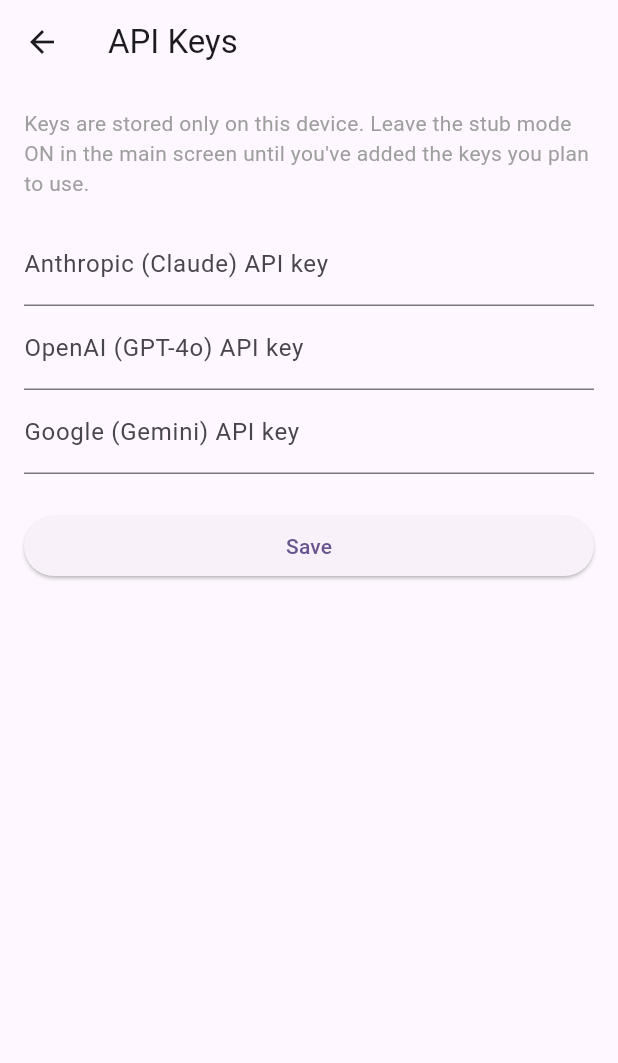
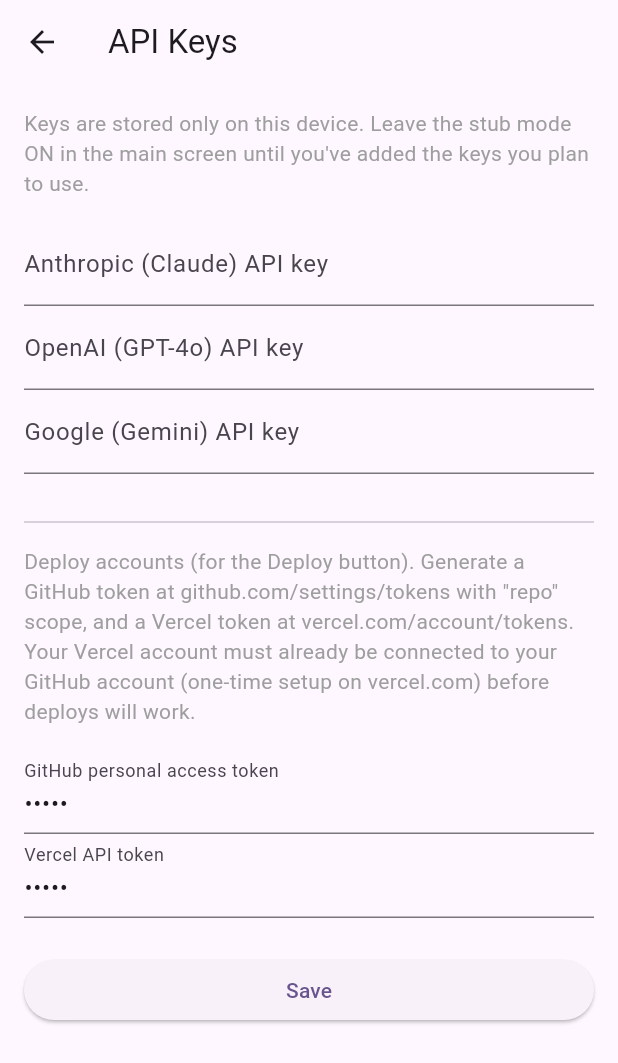
Before and after one commit to babiikingburd-pixel/AeroLeadAI, a Flutter app: the screen it shows after launch, after a tap on the "settings" icon, on a phone screen of 412 x 824 dp. Shown: the top 1063 px of the screen. Run offline on Flutter 3.47's test engine with Material 3 defaults, Android fonts, the phone set to English and light mode, and no system bars; our stand-ins replace shared_preferences.

Commit message:
Wire up GitHub/Vercel deploy in relay_app
Adds GitHub token and Vercel token fields to the Settings screen
(stored locally via shared_preferences, same as the existing AI API
keys) and a Deploy button that pushes the last built website to a new
GitHub repo and triggers a Vercel deployment from it.

```diff
--- a/relay_app/lib/main.dart
+++ b/relay_app/lib/main.dart
@@ -101,7 +101,9 @@ class _WorkspaceCardState extends State<_WorkspaceCard> {
   WorkspaceState _state = WorkspaceState();
   bool _expanded = false;
   bool _loading = false;
+  bool _deploying = false;
   String? _lastOutput;
+  String? _lastWebsiteHtml;
   final _promptController = TextEditingController();
 
   @override
@@ -135,6 +137,7 @@ class _WorkspaceCardState extends State<_WorkspaceCard> {
         case 'buildWebsite':
           final result = await skills.buildWebsite(prompt, contextBlock: contextBlock);
           output = result.finalAnswer;
+          _lastWebsiteHtml = output;
           break;
         case 'writeCopy':
           output = await skills.writeCopy(prompt, contextBlock: contextBlock);
@@ -151,6 +154,57 @@ class _WorkspaceCardState extends State<_WorkspaceCard> {
       setState(() => _lastOutput = 'Error: $e');
     } finally {
       setState(() => _loading = false);
+    }
+  }
+
+  /// Deploy: pushes the last built website to a new GitHub repo, then
+  /// triggers a Vercel deployment from that repo. Requires the GitHub
+  /// and Vercel tokens to already be saved on this device via Settings.
+  Future<void> _deploy() async {
+    final html = _lastWebsiteHtml;
+    if (html == null) return;
+
+    final repoName = await showDialog<String>(
+      context: context,
+      builder: (ctx) {
+        final controller = TextEditingController(text: '${widget.workspace.id}-site');
+        return AlertDialog(
+          title: const Text('Deploy to GitHub + Vercel'),
+          content: TextField(
+            controller: controller,
+            decoration: const InputDecoration(labelText: 'Repo / project name'),
+          ),
+          actions: [
+            TextButton(onPressed: () => Navigator.pop(ctx), child: const Text('Cancel')),
+            ElevatedButton(
+              onPressed: () => Navigator.pop(ctx, controller.text.trim()),
+              child: const Text('Deploy'),
+            ),
+          ],
+        );
+      },
+    );
+    if (repoName == null || repoName.isEmpty) return;
+
+    setState(() => _deploying = true);
+    try {
+      final prefs = await SharedPreferences.getInstance();
+      final deploy = DeploymentService(
+        githubToken: prefs.getString('github_token'),
+        vercelToken: prefs.getString('vercel_token'),
+      );
+      final repoUrl = await deploy.createGithubRepo(repoName, {'index.html': html});
+      final segments = Uri.parse(repoUrl).pathSegments;
+      final fullName = segments.length >= 2 ? '${segments[0]}/${segments[1]}' : repoName;
+      final liveUrl = await deploy.deployToVercel(repoName, fullName);
+      setState(() {
+        _state.deploymentStatus = 'live';
+        _lastOutput = 'Deployed.\nRepo: $repoUrl\nLive: $liveUrl';
+      });
+    } catch (e) {
+      setState(() => _lastOutput = 'Deploy failed: $e');
+    } finally {
+      setState(() => _deploying = false);
     }
   }
 
@@ -204,9 +258,22 @@ class _WorkspaceCardState extends State<_WorkspaceCard> {
                     onPressed: _loading ? null : () => _runSkill('writeCopy'),
                     child: const Text('Write Copy'),
                   ),
+                  ElevatedButton(
+                    onPressed: (_deploying || _lastWebsiteHtml == null) ? null : _deploy,
+                    child: const Text('Deploy'),
+                  ),
                 ],
               ),
-              if (_loading) const Padding(padding: EdgeInsets.all(8), child: LinearProgressIndicator()),
+              if (_lastWebsiteHtml == null)
+                const Padding(
+                  padding: EdgeInsets.only(top: 4),
+                  child: Text(
+                    'Run "Build Website" first — Deploy pushes its output as index.html.',
+                    style: TextStyle(color: Colors.grey, fontSize: 12),
+                  ),
+                ),
+              if (_loading || _deploying)
+                const Padding(padding: EdgeInsets.all(8), child: LinearProgressIndicator()),
               if (_lastOutput != null)
                 Padding(
                   padding: const EdgeInsets.only(top: 8),
--- a/relay_app/lib/settings_screen.dart
+++ b/relay_app/lib/settings_screen.dart
@@ -15,6 +15,8 @@ class _SettingsScreenState extends State<SettingsScreen> {
   final _anthropicController = TextEditingController();
   final _openAiController = TextEditingController();
   final _geminiController = TextEditingController();
+  final _githubTokenController = TextEditingController();
+  final _vercelTokenController = TextEditingController();
   bool _loaded = false;
 
   @override
@@ -28,6 +30,8 @@ class _SettingsScreenState extends State<SettingsScreen> {
     _anthropicController.text = prefs.getString('anthropic_key') ?? '';
     _openAiController.text = prefs.getString('openai_key') ?? '';
     _geminiController.text = prefs.getString('gemini_key') ?? '';
+    _githubTokenController.text = prefs.getString('github_token') ?? '';
+    _vercelTokenController.text = prefs.getString('vercel_token') ?? '';
     setState(() => _loaded = true);
   }
 
@@ -36,6 +40,8 @@ class _SettingsScreenState extends State<SettingsScreen> {
     await prefs.setString('anthropic_key', _anthropicController.text.trim());
     await prefs.setString('openai_key', _openAiController.text.trim());
     await prefs.setString('gemini_key', _geminiController.text.trim());
+    await prefs.setString('github_token', _githubTokenController.text.trim());
+    await prefs.setString('vercel_token', _vercelTokenController.text.trim());
     if (mounted) {
       ScaffoldMessenger.of(context).showSnackBar(
         const SnackBar(content: Text('Keys saved on this device.')),
@@ -75,6 +81,28 @@ class _SettingsScreenState extends State<SettingsScreen> {
               decoration: const InputDecoration(labelText: 'Google (Gemini) API key'),
             ),
             const SizedBox(height: 24),
+            const Divider(),
+            const SizedBox(height: 8),
+            const Text(
+              'Deploy accounts (for the Deploy button). Generate a GitHub token '
+              'at github.com/settings/tokens with "repo" scope, and a Vercel '
+              'token at vercel.com/account/tokens. Your Vercel account must '
+              'already be connected to your GitHub account (one-time setup on '
+              'vercel.com) before deploys will work.',
+              style: TextStyle(color: Colors.grey),
+            ),
+            const SizedBox(height: 16),
+            TextField(
+              controller: _githubTokenController,
+              obscureText: true,
+              decoration: const InputDecoration(labelText: 'GitHub personal access token'),
+            ),
+            TextField(
+              controller: _vercelTokenController,
+              obscureText: true,
+              decoration: const InputDecoration(labelText: 'Vercel API token'),
+            ),
+            const SizedBox(height: 24),
             ElevatedButton(onPressed: _save, child: const Text('Save')),
           ],
         ),
```
